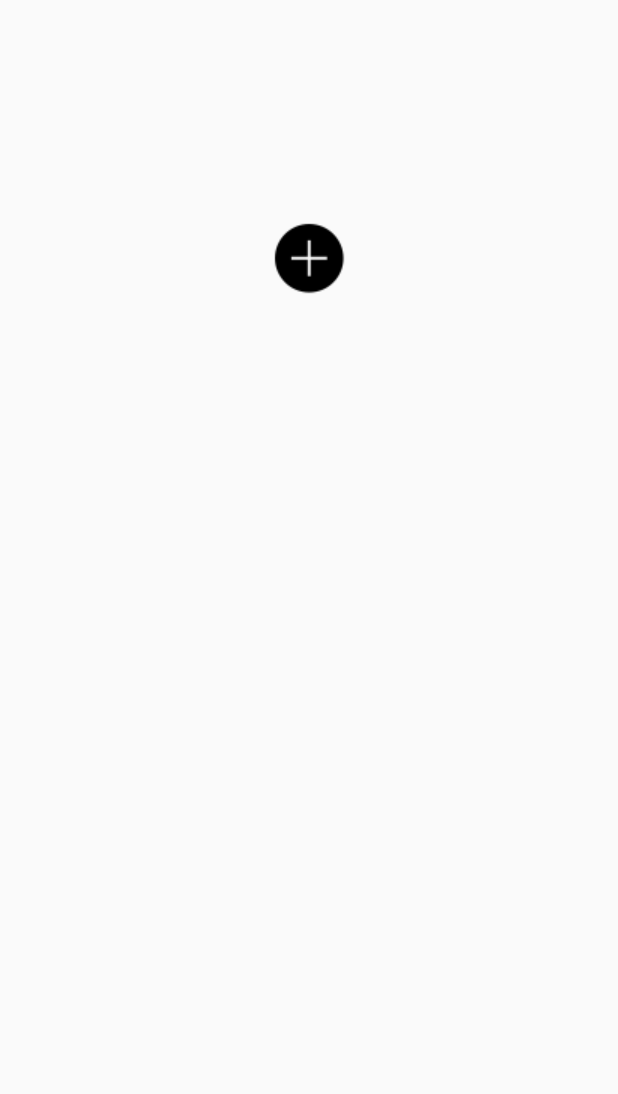
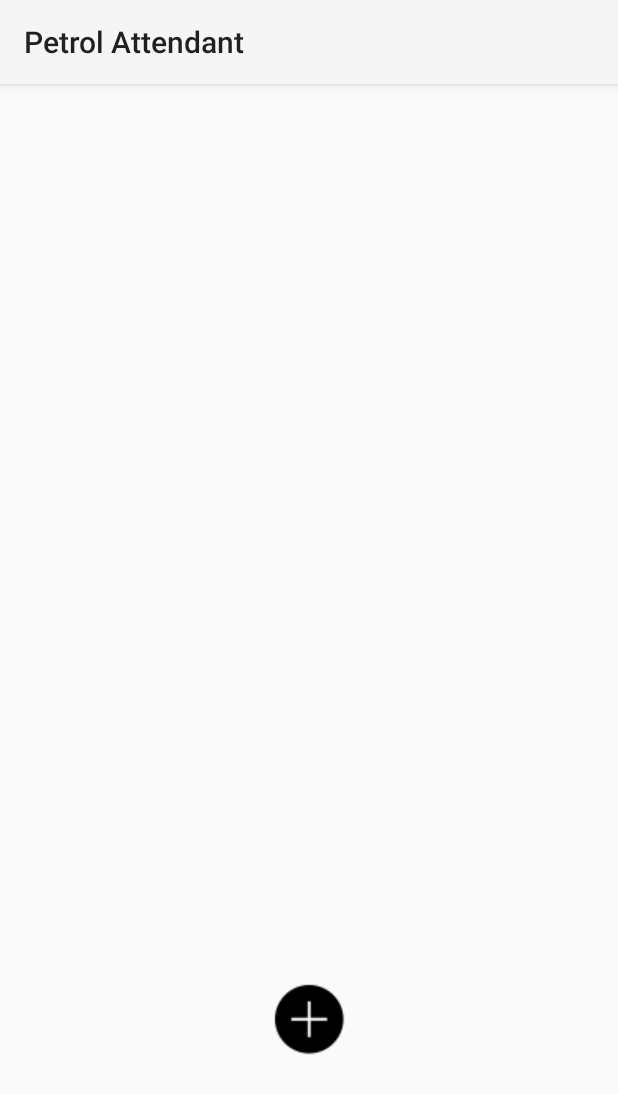
Before and after one commit to SebiGil97/PetrolAttendant, an Android app: the screen it shows after launch (MainActivity), on a phone screen of 412 x 824 dp. Shown: the top 1094 px of the screen. Run offline under Robolectric (Android 15) with nearby library versions, the phone set to English and light mode, and no system bars; our stand-ins replace Firebase (no records; nobody signed in at launch, a user with empty details on screens opened directly).

Commit message:
petrolattendant activity add car safe for same name main activity delete -> delete refuel list from database layout add refuel input comma numbers return action bar

```diff
--- a/app/src/main/AndroidManifest.xml
+++ b/app/src/main/AndroidManifest.xml
@@ -6,7 +6,7 @@
         android:allowBackup="true"
         android:icon="@mipmap/ic_launcher_gasstation_round"
         android:label="@string/app_name"
-        android:theme="@style/Theme.AppCompat.Light.NoActionBar">
+        android:theme="@style/AppTheme">
         <activity android:name=".Activity.ActivityAddCar"></activity>
         <activity android:name=".Activity.ActivityAddRefuel" />
         <activity android:name=".Activity.ActivityRefuelList" />
--- a/app/src/main/java/at/fhooe/mc/android/Activity/MainActivity.java
+++ b/app/src/main/java/at/fhooe/mc/android/Activity/MainActivity.java
@@ -19,6 +19,7 @@ import com.google.firebase.database.FirebaseDatabase;
 import com.google.firebase.database.GenericTypeIndicator;
 import com.google.firebase.database.ValueEventListener;
 
+import java.io.Serializable;
 import java.util.LinkedList;
 import java.util.List;
 
@@ -38,7 +39,7 @@ public class MainActivity extends Activity implements View.OnClickListener {
 
     FirebaseDatabase database = FirebaseDatabase.getInstance();
     DatabaseReference myRef = database.getReference("CarList");
-
+    DatabaseReference refuelRef;
 
     @Override
     protected void onCreate(Bundle _savedInstanceState) {
@@ -51,7 +52,6 @@ public class MainActivity extends Activity implements View.OnClickListener {
         ib.setOnClickListener(this);
         ib = (ImageButton) findViewById(R.id.activity_main_imageButton_delete);
         ib.setOnClickListener(this);
-
 
 
         // Read from the database
@@ -145,6 +145,7 @@ public class MainActivity extends Activity implements View.OnClickListener {
             case R.id.activity_main_imageButton_addCar:
                 Log.i(TAG,"Add car pressed");
                 Intent intent=new Intent(this, ActivityAddCar.class);
+                intent.putExtra("carList",(Serializable)carList);
                 startActivityForResult(intent,1);
                 break;
             case R.id.activity_main_imageButton_delete:
@@ -153,6 +154,10 @@ public class MainActivity extends Activity implements View.OnClickListener {
                 //removes checked items from list
                 for(int i=0; i<carList.size();i++){
                     if(carList.get(i).isReadyDelete()){
+                        //remove refuelList from firebase
+                        refuelRef = database.getReference(carList.get(i).getmCar());
+                        refuelRef.removeValue();
+                        //remove car
                         adapter.remove(carList.get(i));
                         carList.remove(i);
                         i--;
--- a/app/src/main/res/layout/activity_add_refuel.xml
+++ b/app/src/main/res/layout/activity_add_refuel.xml
@@ -30,7 +30,7 @@
                 android:layout_height="wrap_content"
                 android:layout_weight="1"
                 android:ems="10"
-                android:inputType="number" />
+                android:inputType="number|numberDecimal" />
 
         </LinearLayout>
 
@@ -54,7 +54,7 @@
                 android:layout_height="wrap_content"
                 android:layout_weight="1"
                 android:ems="10"
-                android:inputType="number" />
+                android:inputType="number|numberDecimal" />
         </LinearLayout>
 
         <LinearLayout
--- a/app/src/main/res/layout/activity_main.xml
+++ b/app/src/main/res/layout/activity_main.xml
@@ -15,18 +15,6 @@
         android:gravity="center"
         android:orientation="vertical">
 
-        <TextView
-            android:id="@+id/textView5"
-            android:layout_width="match_parent"
-            android:layout_height="20dp" />
-
-        <ImageButton
-            android:id="@+id/activity_main_imageButton_addCar"
-            style="?android:attr/borderlessButtonStyle"
-            android:layout_width="100dp"
-            android:layout_height="100dp"
-            android:src="@drawable/petrolattendent_icon_plus_black_dp50" />
-
         <ImageButton
             android:id="@+id/activity_main_imageButton_delete"
             style="?android:attr/borderlessButtonStyle"
@@ -38,11 +26,19 @@
         <ListView
             android:id="@+id/activity_main_list"
             android:layout_width="match_parent"
-            android:layout_height="500dp"
+            android:layout_height="479dp"
             android:longClickable="true"
             android:visibility="visible">
 
         </ListView>
 
+        <ImageButton
+            android:id="@+id/activity_main_imageButton_addCar"
+            style="?android:attr/borderlessButtonStyle"
+            android:layout_width="100dp"
+            android:layout_height="100dp"
+            android:src="@drawable/petrolattendent_icon_plus_black_dp50" />
+
     </LinearLayout>
+
 </FrameLayout>
```
Also changed, not shown: app/src/main/java/at/fhooe/mc/android/Activity/ActivityAddCar.java (+19 -9 lines), app/src/main/res/layout/activity_refuel_list.xml (+8 -8 lines), app/src/main/res/drawable/ic_launcher_gasstation_round.png (added), 1 other file.
